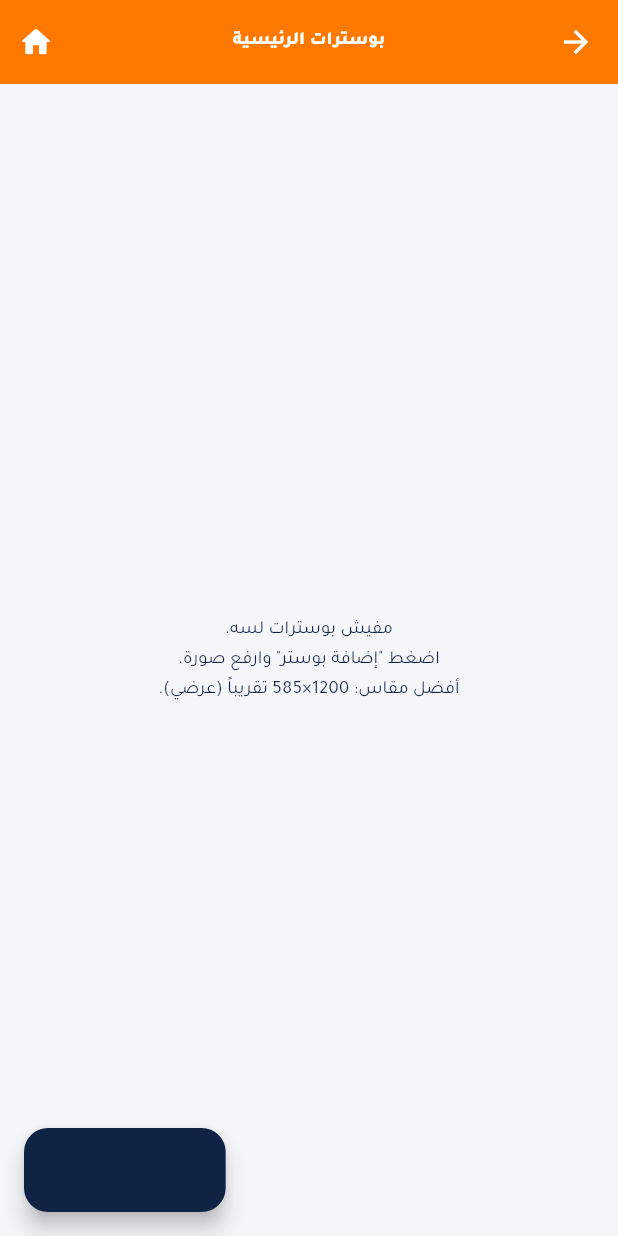
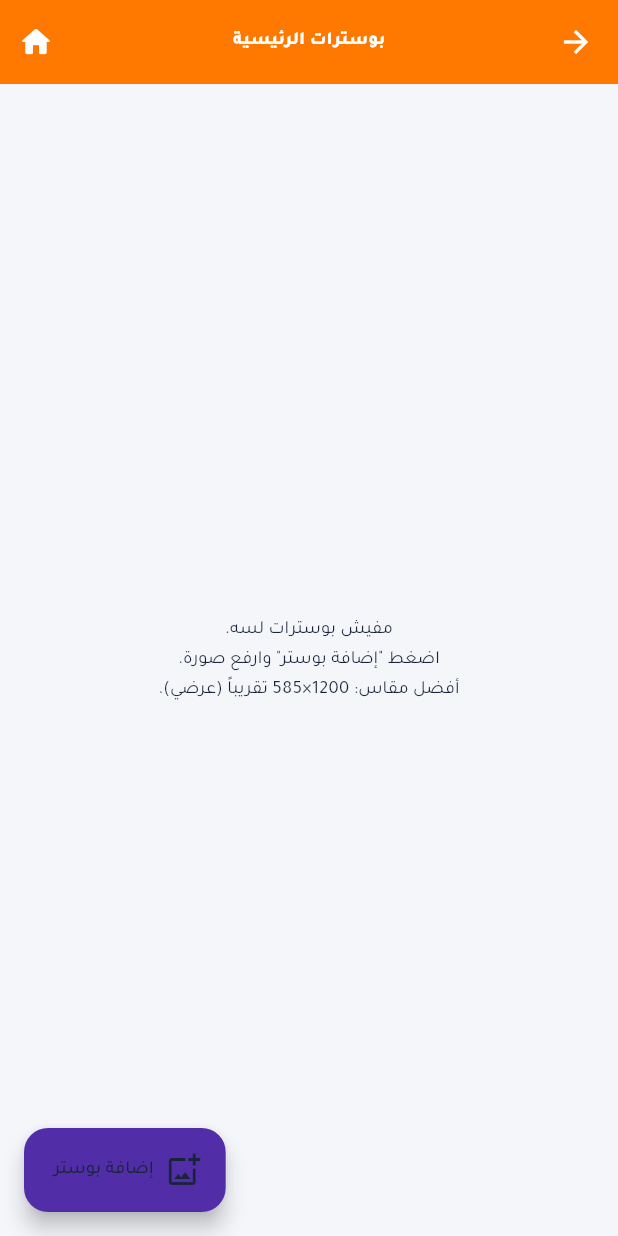
Before and after one commit to a7medelzaiady-hub/wassally, a Flutter app: the AdminBannersPage screen opened directly, on a phone screen of 412 x 824 dp. Run offline on Flutter 3.47's test engine with Material 3 defaults, Android fonts, the phone set to English and light mode, and no system bars; our stand-ins replace audioplayers, cached_network_image, cloud_firestore, file_picker, firebase_auth, firebase_core and 9 more; missing offline and left inert: firebase_app_check, firebase_performance, in_app_update, record; accounts and stored records are empty; network calls fail.

Commit message:
style(theme): harmonize orange identity with royal purple accents

```diff
--- a/lib/theme/brand.dart
+++ b/lib/theme/brand.dart
@@ -118,12 +118,12 @@ class AppPalette {
     primary: Color(0xFFFF7900),
     primaryDark: Color(0xFFE65F00),
     primaryLight: Color(0xFFFFA340),
-    accent: Color(0xFF102344),
-    accentDeep: Color(0xFF08182F),
+    accent: Color(0xFF512DA8),
+    accentDeep: Color(0xFF311B73),
     bg: Color(0xFFF5F6FA),
-    ink: Color(0xFF102344),
+    ink: Color(0xFF19243B),
     muted: Color(0xFF69758B),
-    line: Color(0xFFE0E5ED),
+    line: Color(0xFFE8E1F2),
     soft: Color(0xFFFFE9D5),
   );
 
```
